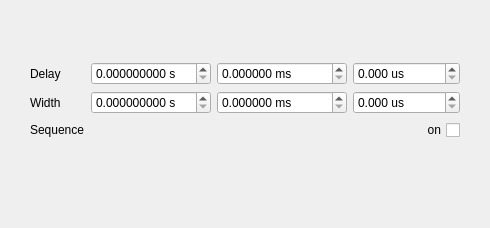
Before: the Qt Designer form escam/pulsegeneratorwidget.ui in Entwicklungsburo-Stresing/EBST_CAM, drawn with Qt 5.
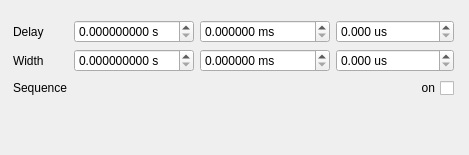
After: the same form once the commit is applied. Custom widgets are drawn as their Qt base class.

Commit message:
Refactor pulse generator widget
Refactor pulse generator widget to use the numeric converter widget instead of having it's own converter functions.

```diff
--- a/escam/pulsegeneratorwidget.ui
+++ b/escam/pulsegeneratorwidget.ui
@@ -6,59 +6,22 @@
    <rect>
     <x>0</x>
     <y>0</y>
-    <width>490</width>
-    <height>228</height>
+    <width>469</width>
+    <height>155</height>
    </rect>
   </property>
   <property name="windowTitle">
    <string>Pulse Generator</string>
   </property>
   <layout class="QGridLayout" name="gridLayout_2">
+   <property name="leftMargin">
+    <number>9</number>
+   </property>
+   <item row="2" column="0">
+    <widget class="NumericConverterWidget" name="widgetNumericConverter" native="true"/>
+   </item>
    <item row="1" column="0">
-    <layout class="QGridLayout" name="gridLayout">
-     <item row="0" column="2">
-      <layout class="QHBoxLayout" name="horizontalLayoutDelay">
-       <item>
-        <widget class="QDoubleSpinBox" name="doubleSpinBoxDelaySeconds">
-         <property name="suffix">
-          <string> s</string>
-         </property>
-         <property name="decimals">
-          <number>9</number>
-         </property>
-         <property name="maximum">
-          <double>100.000000000000000</double>
-         </property>
-        </widget>
-       </item>
-       <item>
-        <widget class="QDoubleSpinBox" name="doubleSpinBoxDelayMilliseconds">
-         <property name="suffix">
-          <string> ms</string>
-         </property>
-         <property name="decimals">
-          <number>6</number>
-         </property>
-         <property name="maximum">
-          <double>100000.000000000000000</double>
-         </property>
-        </widget>
-       </item>
-       <item>
-        <widget class="QDoubleSpinBox" name="doubleSpinBoxDelayMicroseconds">
-         <property name="suffix">
-          <string> us</string>
-         </property>
-         <property name="decimals">
-          <number>3</number>
-         </property>
-         <property name="maximum">
-          <double>100000000.000000000000000</double>
-         </property>
-        </widget>
-       </item>
-      </layout>
-     </item>
+    <layout class="QGridLayout" name="gridLayout" columnstretch="1,0,100,1">
      <item row="1" column="1">
       <widget class="QLabel" name="labelWidth">
        <property name="text">
@@ -66,49 +29,6 @@
        </property>
       </widget>
      </item>
-     <item row="1" column="2">
-      <layout class="QHBoxLayout" name="horizontalLayoutWidth">
-       <item>
-        <widget class="QDoubleSpinBox" name="doubleSpinBoxWidthSeconds">
-         <property name="suffix">
-          <string> s</string>
-         </property>
-         <property name="decimals">
-          <number>9</number>
-         </property>
-         <property name="maximum">
-          <double>100.000000000000000</double>
-         </property>
-        </widget>
-       </item>
-       <item>
-        <widget class="QDoubleSpinBox" name="doubleSpinBoxWidthMilliseconds">
-         <property name="suffix">
-          <string> ms</string>
-         </property>
-         <property name="decimals">
-          <number>6</number>
-         </property>
-         <property name="maximum">
-          <double>100000.000000000000000</double>
-         </property>
-        </widget>
-       </item>
-       <item>
-        <widget class="QDoubleSpinBox" name="doubleSpinBoxWidthMicroseconds">
-         <property name="suffix">
-          <string> us</string>
-         </property>
-         <property name="decimals">
-          <number>3</number>
-         </property>
-         <property name="maximum">
-          <double>100000000.000000000000000</double>
-         </property>
-        </widget>
-       </item>
-      </layout>
-     </item>
      <item row="2" column="2">
       <widget class="QCheckBox" name="checkBoxSequenceOn">
        <property name="layoutDirection">
@@ -122,6 +42,19 @@
        </property>
       </widget>
      </item>
+     <item row="1" column="3">
+      <spacer name="horizontalSpacer_2">
+       <property name="orientation">
+        <enum>Qt::Orientation::Horizontal</enum>
+       </property>
+       <property name="sizeHint" stdset="0">
+        <size>
+         <width>40</width>
+         <height>20</height>
+        </size>
+       </property>
+      </spacer>
+     </item>
      <item row="0" column="1">
       <widget class="QLabel" name="labelDelay">
        <property name="text">
@@ -129,19 +62,6 @@
        </property>
       </widget>
      </item>
-     <item row="3" column="3">
-      <spacer name="horizontalSpacer_2">
-       <property name="orientation">
-        <enum>Qt::Orientation::Horizontal</enum>
-       </property>
-       <property name="sizeHint" stdset="0">
-        <size>
-         <width>40</width>
-         <height>20</height>
-        </size>
-       </property>
-      </spacer>
-     </item>
      <item row="2" column="1">
       <widget class="QLabel" name="labelSequenceOn">
        <property name="text">
@@ -149,7 +69,93 @@
        </property>
       </widget>
      </item>
-     <item row="3" column="0">
+     <item row="0" column="2">
+      <layout class="QHBoxLayout" name="horizontalLayoutDelay">
+       <item>
+        <widget class="QDoubleSpinBox" name="doubleSpinBoxDelaySeconds">
+         <property name="suffix">
+          <string> s</string>
+         </property>
+         <property name="decimals">
+          <number>9</number>
+         </property>
+         <property name="maximum">
+          <double>100.000000000000000</double>
+         </property>
+        </widget>
+       </item>
+       <item>
+        <widget class="QDoubleSpinBox" name="doubleSpinBoxDelayMilliseconds">
+         <property name="suffix">
+          <string> ms</string>
+         </property>
+         <property name="decimals">
+          <number>6</number>
+         </property>
+         <property name="maximum">
+          <double>100000.000000000000000</double>
+         </property>
+        </widget>
+       </item>
+       <item>
+        <widget class="QDoubleSpinBox" name="doubleSpinBoxDelayMicroseconds">
+         <property name="suffix">
+          <string> us</string>
+         </property>
+         <property name="decimals">
+          <number>3</number>
+         </property>
+         <property name="maximum">
+          <double>100000000.000000000000000</double>
+         </property>
+        </widget>
+       </item>
+      </layout>
+     </item>
+     <item row="1" column="2">
+      <layout class="QHBoxLayout" name="horizontalLayoutWidth">
+       <item>
+        <widget class="QDoubleSpinBox" name="doubleSpinBoxWidthSeconds">
+         <property name="suffix">
+          <string> s</string>
+         </property>
+         <property name="decimals">
+          <number>9</number>
+         </property>
+         <property name="maximum">
+          <double>100.000000000000000</double>
+         </property>
+        </widget>
+       </item>
+       <item>
+        <widget class="QDoubleSpinBox" name="doubleSpinBoxWidthMilliseconds">
+         <property name="suffix">
+          <string> ms</string>
+         </property>
+         <property name="decimals">
+          <number>6</number>
+         </property>
+         <property name="maximum">
+          <double>100000.000000000000000</double>
+         </property>
+        </widget>
+       </item>
+       <item>
+        <widget class="QDoubleSpinBox" name="doubleSpinBoxWidthMicroseconds">
+         <property name="suffix">
+          <string> us</string>
+         </property>
+         <property name="decimals">
+          <number>3</number>
+         </property>
+         <property name="maximum">
+          <double>100000000.000000000000000</double>
+         </property>
+        </widget>
+       </item>
+      </layout>
+     </item>
+     <item row="1" column="0">
       <spacer name="horizontalSpacer">
        <property name="orientation">
         <enum>Qt::Orientation::Horizontal</enum>
@@ -164,8 +170,18 @@
      </item>
     </layout>
    </item>
-   <item row="2" column="0">
-    <widget class="NumericConverterWidget" name="widgetNumericConverter" native="true"/>
+   <item row="5" column="0">
+    <spacer name="verticalSpacer_2">
+     <property name="orientation">
+      <enum>Qt::Orientation::Vertical</enum>
+     </property>
+     <property name="sizeHint" stdset="0">
+      <size>
+       <width>20</width>
+       <height>40</height>
+      </size>
+     </property>
+    </spacer>
    </item>
    <item row="0" column="0">
     <spacer name="verticalSpacer">
@@ -180,19 +196,6 @@
      </property>
     </spacer>
    </item>
-   <item row="3" column="0">
-    <spacer name="verticalSpacer_2">
-     <property name="orientation">
-      <enum>Qt::Orientation::Vertical</enum>
-     </property>
-     <property name="sizeHint" stdset="0">
-      <size>
-       <width>20</width>
-       <height>40</height>
-      </size>
-     </property>
-    </spacer>
-   </item>
   </layout>
  </widget>
  <layoutdefault spacing="6" margin="11"/>
```
The commit also changes 2 other files.
